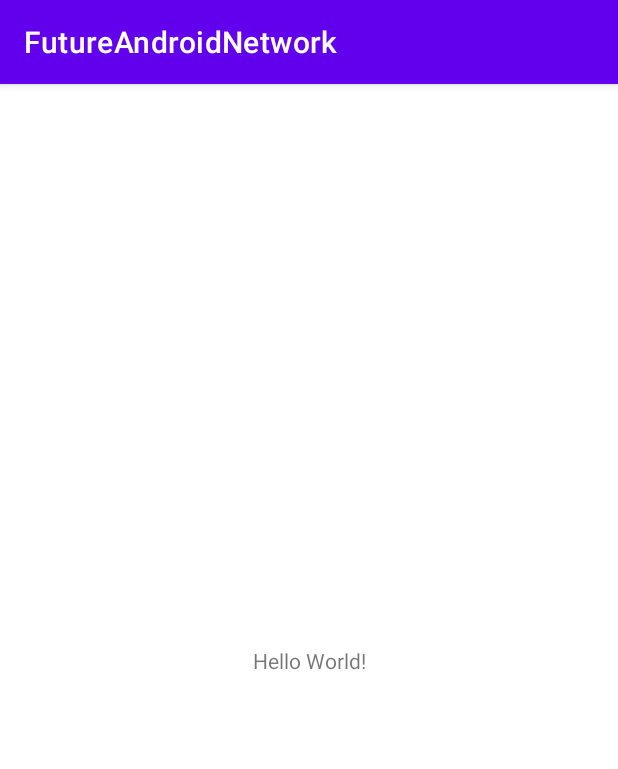
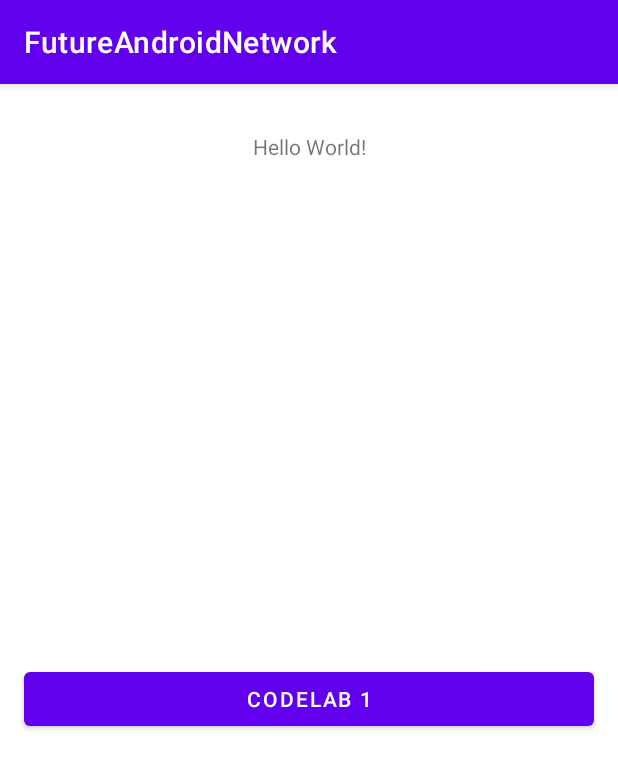
Before and after one commit to hahn/FutureAndroidNetwork, an Android app: the screen it shows after launch (MainActivity), on a phone screen of 412 x 824 dp. Shown: the top 769 px of the screen. Run offline under Robolectric (Android 15) with nearby library versions, the phone set to English and light mode, and no system bars.

Commit message:
codelab1 load image with okhttp

```diff
--- a/app/build.gradle
+++ b/app/build.gradle
@@ -42,4 +42,7 @@ dependencies {
     testImplementation 'junit:junit:4.+'
     androidTestImplementation 'androidx.test.ext:junit:1.1.2'
     androidTestImplementation 'androidx.test.espresso:espresso-core:3.3.0'
+
+    //okhttp
+    implementation "com.squareup.okhttp3:okhttp:4.9.0"
 }
--- a/app/src/main/AndroidManifest.xml
+++ b/app/src/main/AndroidManifest.xml
@@ -2,8 +2,8 @@
 <manifest xmlns:android="http://schemas.android.com/apk/res/android"
     package="com.example.futureandroidnetwork">
 
-    <uses-permission android:name="android.permission.INTERNET"/>
-    <uses-permission android:name="android.permission.ACCESS_NETWORK_STATE"/>
+    <uses-permission android:name="android.permission.INTERNET" />
+    <uses-permission android:name="android.permission.ACCESS_NETWORK_STATE" />
 
     <application
         android:allowBackup="true"
@@ -12,6 +12,7 @@
         android:roundIcon="@mipmap/ic_launcher_round"
         android:supportsRtl="true"
         android:theme="@style/Theme.FutureAndroidNetwork">
+        <activity android:name=".codelab1.Codelab1Activity"></activity>
         <activity android:name=".MainActivity">
             <intent-filter>
                 <action android:name="android.intent.action.MAIN" />
--- a/app/src/main/java/com/example/futureandroidnetwork/MainActivity.kt
+++ b/app/src/main/java/com/example/futureandroidnetwork/MainActivity.kt
@@ -1,11 +1,18 @@
 package com.example.futureandroidnetwork
 
+import android.content.Intent
 import androidx.appcompat.app.AppCompatActivity
 import android.os.Bundle
+import android.widget.Button
+import com.example.futureandroidnetwork.codelab1.Codelab1Activity
 
 class MainActivity : AppCompatActivity() {
   override fun onCreate(savedInstanceState: Bundle?) {
     super.onCreate(savedInstanceState)
     setContentView(R.layout.activity_main)
+
+    findViewById<Button>(R.id.bt_codelab).setOnClickListener {
+      startActivity(Intent(this, Codelab1Activity::class.java))
+    }
   }
 }
--- a/app/src/main/res/layout/activity_main.xml
+++ b/app/src/main/res/layout/activity_main.xml
@@ -7,12 +7,24 @@
     tools:context=".MainActivity">
 
     <TextView
+        android:id="@+id/textView"
         android:layout_width="wrap_content"
         android:layout_height="wrap_content"
         android:text="Hello World!"
-        app:layout_constraintBottom_toBottomOf="parent"
+        android:layout_marginTop="32dp"
         app:layout_constraintLeft_toLeftOf="parent"
         app:layout_constraintRight_toRightOf="parent"
         app:layout_constraintTop_toTopOf="parent" />
 
+    <Button
+        android:id="@+id/bt_codelab"
+        android:layout_width="0dp"
+        android:layout_height="wrap_content"
+        android:text="codelab 1"
+        android:layout_marginHorizontal="16dp"
+        app:layout_constraintBottom_toBottomOf="parent"
+        app:layout_constraintEnd_toEndOf="parent"
+        app:layout_constraintStart_toStartOf="parent"
+        app:layout_constraintTop_toBottomOf="@+id/textView" />
+
 </androidx.constraintlayout.widget.ConstraintLayout>
```
Also changed, not shown: app/src/main/java/com/example/futureandroidnetwork/codelab1/Codelab1Activity.kt (added, +79 -0 lines), app/src/main/res/layout/activity_codelab1.xml (added, +51 -0 lines).
